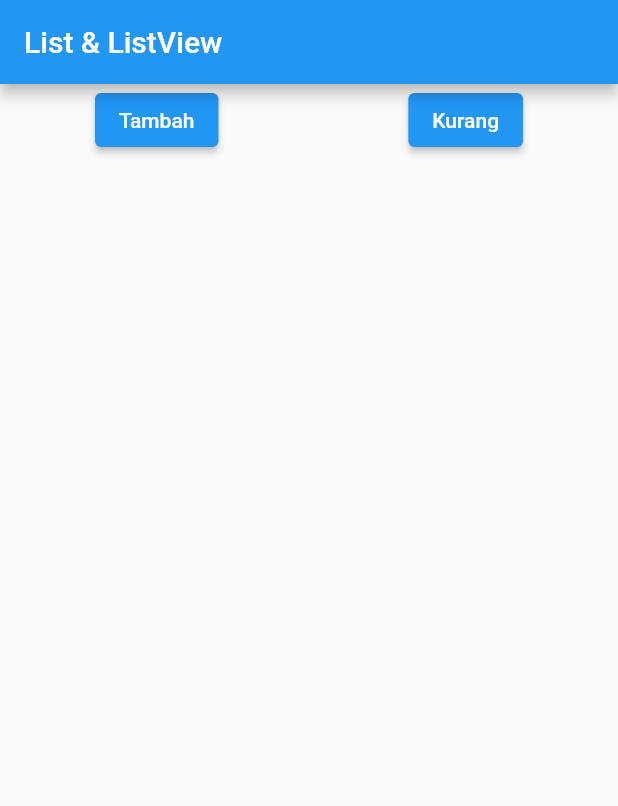
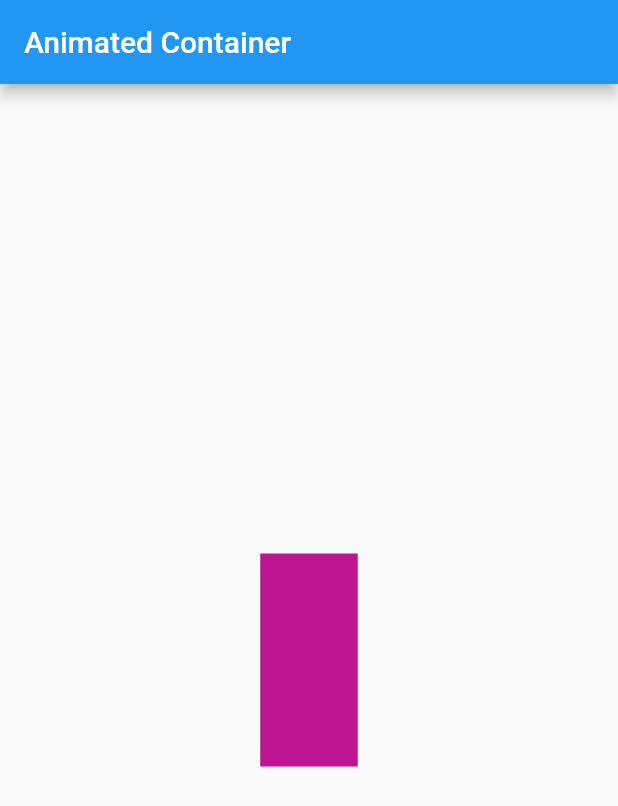
Before and after one commit to adityaramadhani050/belajar-flutter, a Flutter app: the screen it shows after launch, on a phone screen of 412 x 824 dp. Shown: the top 806 px of the screen. Run offline on Flutter 3.47's test engine with Material 2 defaults, Android fonts, the phone set to English and light mode, and no system bars.

Commit message:
Animated Container

```diff
--- a/my_tutorial_application/lib/main.dart
+++ b/my_tutorial_application/lib/main.dart
@@ -1,3 +1,5 @@
+import 'dart:math';
+
 import 'package:flutter/cupertino.dart';
 import 'package:flutter/material.dart';
 
@@ -13,57 +15,26 @@ class MyApp extends StatefulWidget {
 }
 
 class _MyAppState extends State<MyApp> {
-  int counter = 0;
+  Random random = Random();
 
   @override
   Widget build(BuildContext context) {
     return MaterialApp(
       home: Scaffold(
-        appBar: AppBar(title: const Text('List & ListView')),
-        body: Column(
-          children: [
-            Row(
-              mainAxisAlignment: MainAxisAlignment.spaceAround,
-              children: [
-                ElevatedButton(
-                  onPressed: () {
-                    setState(() {
-                      counter++;
-                    });
-                  },
-                  child: const Text('Tambah'),
-                ),
-                ElevatedButton(
-                  onPressed: () {
-                    setState(() {
-                      if (counter > 0) {
-                        counter--;
-                      }
-                    });
-                  },
-                  child: const Text('Kurang'),
-                ),
-              ],
+        appBar: AppBar(title: const Text('Animated Container')),
+        body: Center(
+          child: GestureDetector(
+            onTap: () {
+              setState(() {});
+            },
+            child: AnimatedContainer(
+              duration: const Duration(seconds: 1),
+              width: 50.0 + random.nextInt(101),
+              height: 50.0 + random.nextInt(101),
+              color: Color.fromRGBO(random.nextInt(256), random.nextInt(256),
+                  random.nextInt(256), 1),
             ),
-            Expanded(
-              child: ListView.builder(
-                itemCount: counter,
-                itemBuilder: (context, index) {
-                  return Text(
-                    'Data ke-$index',
-                    style: const TextStyle(
-                      fontSize: 25,
-                      fontFamily: "Festive",
-                      decoration: TextDecoration.underline,
-                      decorationStyle: TextDecorationStyle.dashed,
-                      decorationThickness: 3,
-                      decorationColor: Colors.blue,
-                    ),
-                  );
-                },
-              ),
-            ),
-          ],
+          ),
         ),
       ),
     );
```
